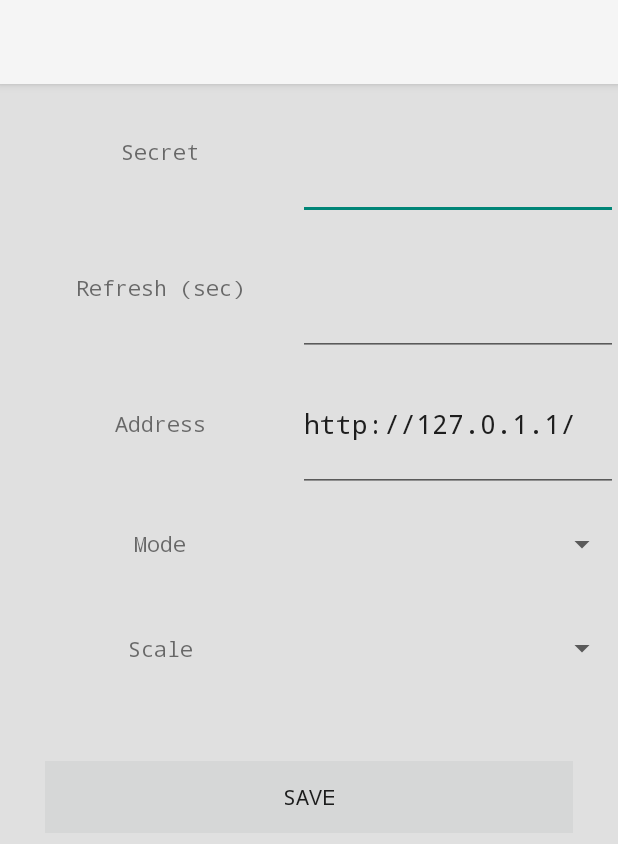
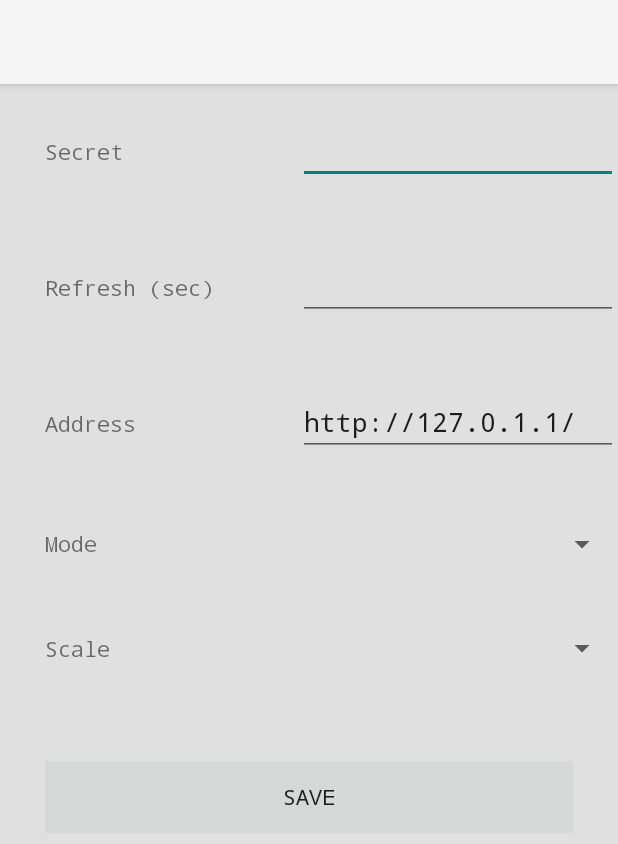
Before and after one commit to kingcobra2468/SimpleT, an Android app: the layout activity_settings.xml on its own in the app's theme, with its tools: preview values and no code run, on a phone screen of 412 x 824 dp. Shown: the top 844 px of the screen. Run offline under Robolectric (Android 15) with nearby library versions, the phone set to English and light mode, and no system bars; network calls fail.

Commit message:
implemented mode and scale setting dropdowns

```diff
--- a/app/src/main/res/layout/activity_settings.xml
+++ b/app/src/main/res/layout/activity_settings.xml
@@ -34,14 +34,14 @@
                 android:layout_height="match_parent"
                 android:layout_weight="1"
                 android:fontFamily="monospace"
-                android:gravity="center"
-                android:paddingLeft="15dp"
+                android:gravity="center|left"
+                android:paddingLeft="30dp"
                 android:text="Secret" />
 
             <EditText
                 android:id="@+id/password_input"
                 android:layout_width="match_parent"
-                android:layout_height="match_parent"
+                android:layout_height="wrap_content"
                 android:ems="10"
                 android:inputType="textPersonName" />
         </TableRow>
@@ -57,14 +57,14 @@
                 android:layout_height="match_parent"
                 android:layout_weight="1"
                 android:fontFamily="monospace"
-                android:gravity="center"
-                android:paddingLeft="15dp"
+                android:gravity="center|left"
+                android:paddingLeft="30dp"
                 android:text="Refresh (sec)" />
 
             <EditText
                 android:id="@+id/refresh_input"
                 android:layout_width="match_parent"
-                android:layout_height="match_parent"
+                android:layout_height="wrap_content"
                 android:ems="10"
                 android:fontFamily="monospace"
                 android:inputType="numberSigned" />
@@ -81,14 +81,14 @@
                 android:layout_height="match_parent"
                 android:layout_weight="1"
                 android:fontFamily="monospace"
-                android:gravity="center"
-                android:paddingLeft="15dp"
+                android:gravity="center|left"
+                android:paddingLeft="30dp"
                 android:text="Address" />
 
             <EditText
                 android:id="@+id/api_url_input"
                 android:layout_width="match_parent"
-                android:layout_height="match_parent"
+                android:layout_height="wrap_content"
                 android:ems="10"
                 android:fontFamily="monospace"
                 android:inputType="textPersonName"
@@ -107,12 +107,12 @@
                 android:layout_height="match_parent"
                 android:layout_weight="1"
                 android:fontFamily="monospace"
-                android:gravity="center"
-                android:paddingLeft="15dp"
+                android:gravity="center|left"
+                android:paddingLeft="30dp"
                 android:text="Mode" />
 
             <Spinner
-                android:id="@+id/spinner"
+                android:id="@+id/mode_spinner"
                 android:layout_width="match_parent"
                 android:layout_height="match_parent" />
 
@@ -129,12 +129,12 @@
                 android:layout_height="match_parent"
                 android:layout_weight="1"
                 android:fontFamily="monospace"
-                android:gravity="center"
-                android:paddingLeft="15dp"
+                android:gravity="center|left"
+                android:paddingLeft="30dp"
                 android:text="Scale" />
 
             <Spinner
-                android:id="@+id/spinner2"
+                android:id="@+id/scale_spinner"
                 android:layout_width="match_parent"
                 android:layout_height="match_parent" />
 
```
Also changed, not shown: app/src/main/java/com/github/simplet/activities/SettingsActivity.java (+46 -13 lines).
